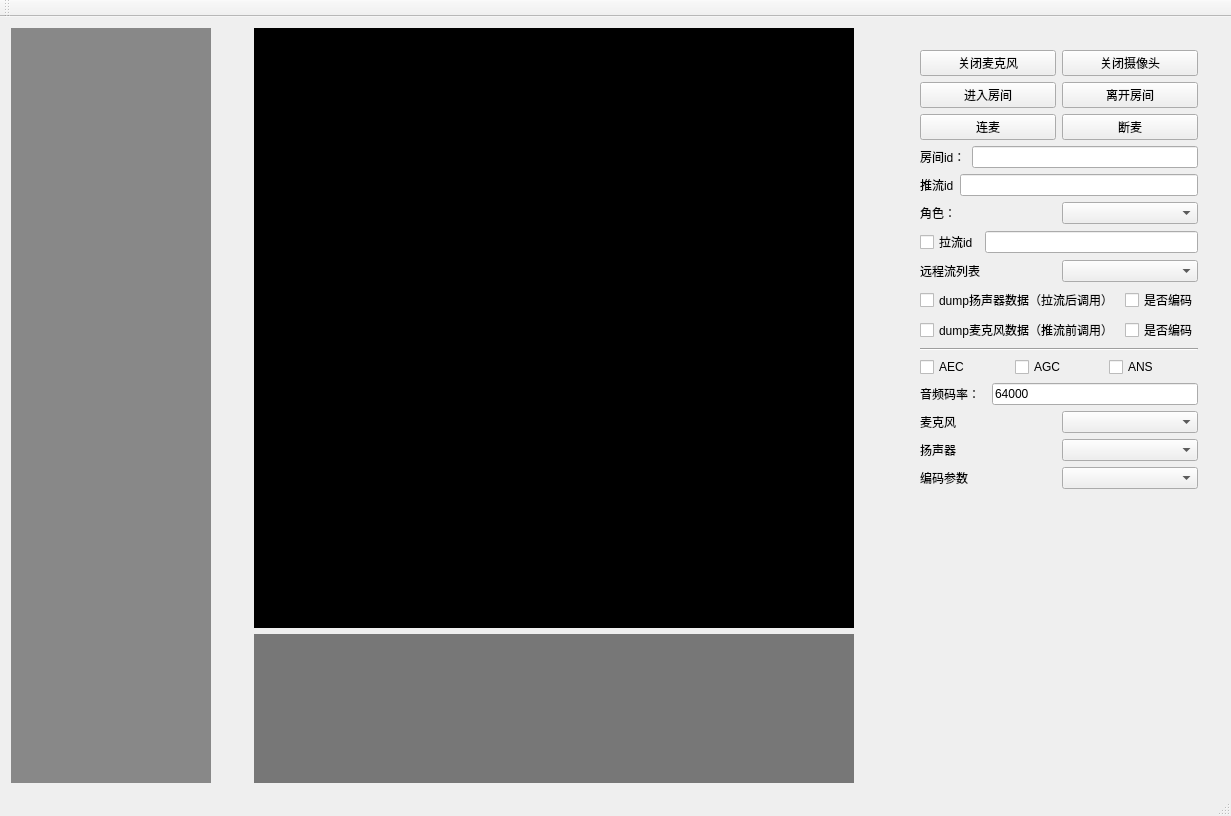
Qt form mainwindow.ui (wanhongqing123/ZegoTestDemo) before a commit.
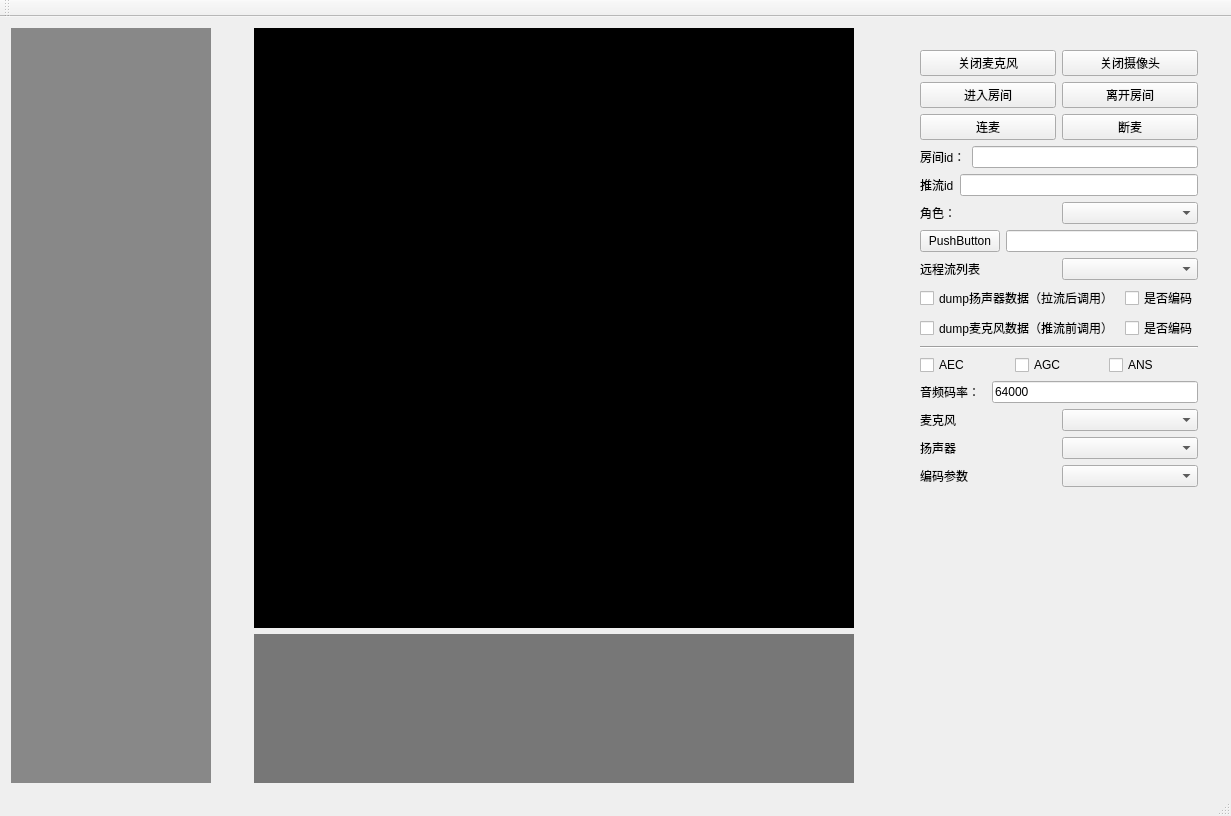
The same form after that commit.

What changed in the file:
```diff
--- a/mainwindow.ui
+++ b/mainwindow.ui
@@ -227,9 +227,9 @@
           <item>
            <layout class="QHBoxLayout" name="horizontalLayout_15">
             <item>
-             <widget class="QCheckBox" name="checkBox">
+             <widget class="QPushButton" name="pushButtonPull">
               <property name="text">
-               <string>拉流id</string>
+               <string>PushButton</string>
               </property>
              </widget>
             </item>
```
